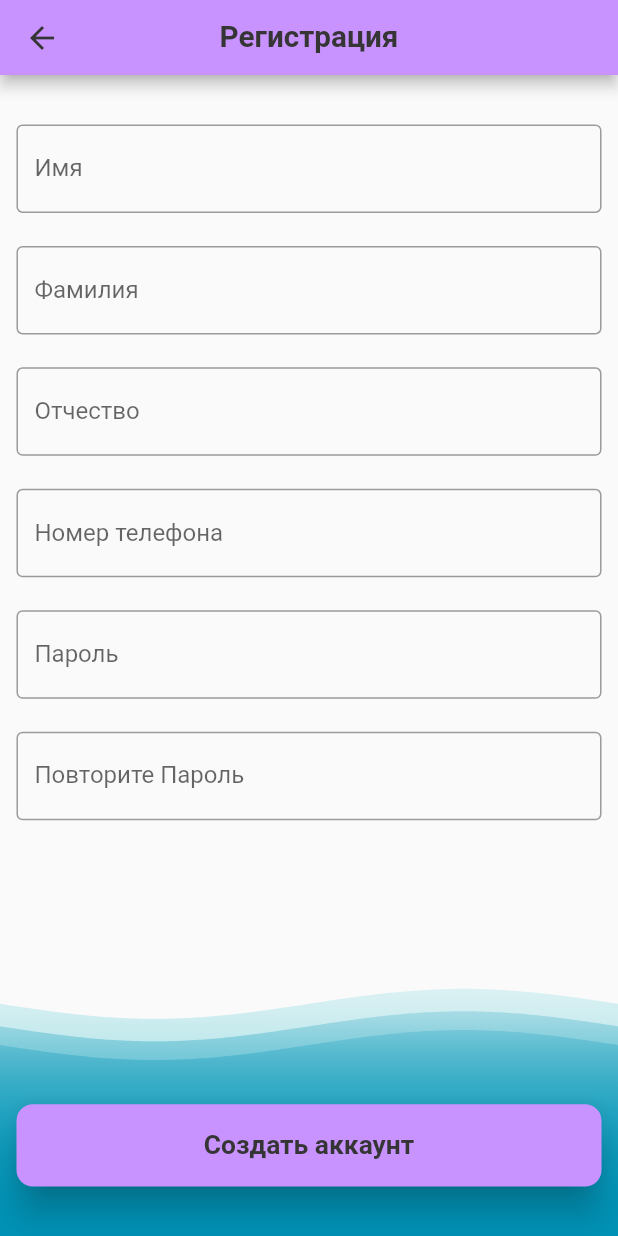
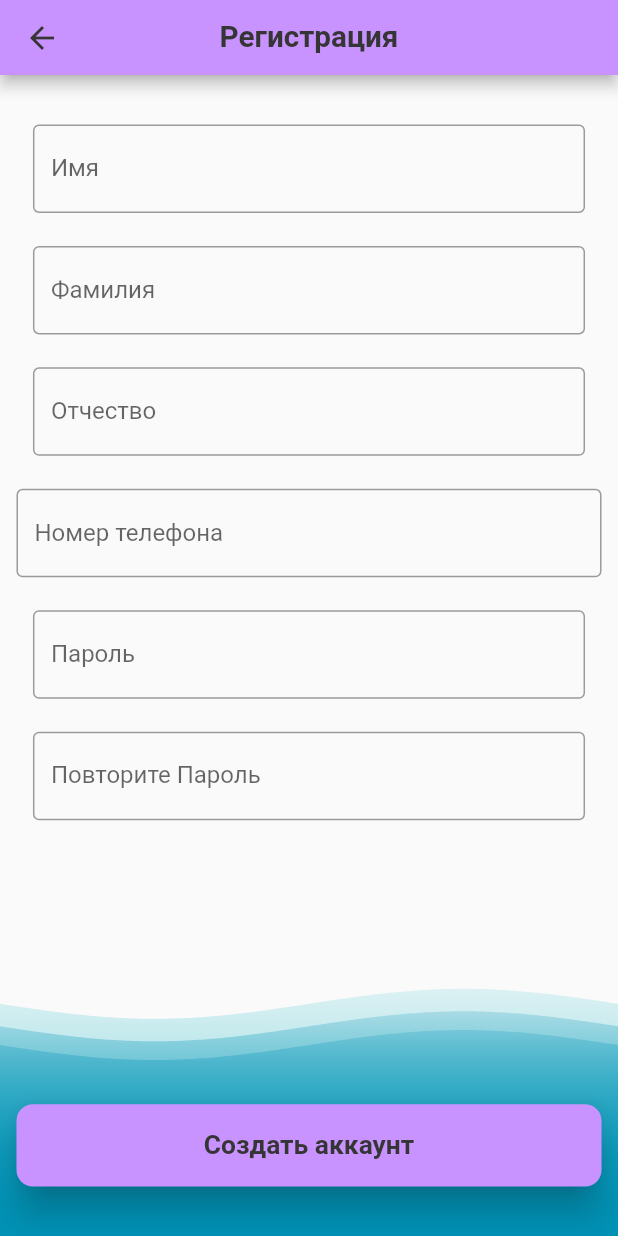
Before and after one commit to cup-of-Aygiz/bvt1901cats, a Flutter app: the RegistrationScreen screen opened directly, on a phone screen of 412 x 824 dp. Run offline on Flutter 3.47's test engine with Material 2 defaults, Android fonts, the phone set to English and light mode, and no system bars; drawn by our look-alikes of flutter_form_builder, wave; our stand-ins replace device_info_plus, device_preview, dio, fancy_shimmer_image, flutter_bloc, flutter_screenutil and 10 more; accounts and stored records are empty; statements that could not run were skipped.

Commit message:
добавлен набросок рисовки страницы

```diff
--- a/lib/features/profile/presentation/screen/profile_screen.dart
+++ b/lib/features/profile/presentation/screen/profile_screen.dart
@@ -53,7 +53,7 @@ class ProfileScreen extends StatelessWidget {
               icon: Assets.icons.icPerson.svg(width: 30.h, height: 30.h),
               text: locale.my_data,
               onTap: () {
-                router.pushScreen(context, const LoginScreen());
+                router.pushScreen(context, const PersonDataScreen());
               },
             ),
             ProfileButton(
--- a/lib/gen/assets.gen.dart
+++ b/lib/gen/assets.gen.dart
@@ -49,6 +49,9 @@ class $AssetsIconsGen {
 
   /// File path: assets/icons/ic_sales.svg
   SvgGenImage get icSales => const SvgGenImage('assets/icons/ic_sales.svg');
+
+  /// File path: assets/icons/ic_save.svg
+  SvgGenImage get icSave => const SvgGenImage('assets/icons/ic_save.svg');
 
   /// File path: assets/icons/ic_shopingBag.svg
   SvgGenImage get icShopingBag =>
--- a/lib/l10n/app_ru.arb
+++ b/lib/l10n/app_ru.arb
@@ -30,5 +30,6 @@
   "home_tab": "Главная",
   "favorite_tab": "Избранное",
   "cart_tab": "Корзина",
-  "profile_tab": "Профиль"
+  "profile_tab": "Профиль",
+  "change_password": "Сменить пароль"
 }
--- a/lib/uikit/text_fields/app_phone_field.dart
+++ b/lib/uikit/text_fields/app_phone_field.dart
@@ -12,6 +12,9 @@ class AppPhoneTextField extends StatelessWidget {
   final TextEditingController? textEditingController;
   final bool validate;
   final EdgeInsets? padding;
+  final bool readOnly;
+  final InputBorder? inputBorder;
+
   const AppPhoneTextField({
     Key? key,
     required this.name,
@@ -21,6 +24,8 @@ class AppPhoneTextField extends StatelessWidget {
     this.initialValue,
     this.textEditingController,
     this.validate = true,
+    this.readOnly = false,
+    this.inputBorder = const OutlineInputBorder(),
   }) : super(key: key);
 
   @override
@@ -28,11 +33,11 @@ class AppPhoneTextField extends StatelessWidget {
     final locale = context.appLocale;
 
     return Padding(
-      padding:
-          padding ?? EdgeInsets.symmetric(vertical: 10.h),
+      padding: padding ?? EdgeInsets.symmetric(vertical: 10.h),
       child: FormBuilderTextField(
         initialValue: initialValue,
         controller: textEditingController,
+        readOnly: readOnly,
         name: name,
         textInputAction: textInputAction,
         inputFormatters: [
@@ -42,7 +47,7 @@ class AppPhoneTextField extends StatelessWidget {
         keyboardType: TextInputType.phone,
         autovalidateMode: AutovalidateMode.onUserInteraction,
         decoration: InputDecoration(
-          border: const OutlineInputBorder(),
+          border: inputBorder,
           labelText: locale.phone,
           hintText: '+7(',
         ),
--- a/lib/uikit/text_fields/app_text_field.dart
+++ b/lib/uikit/text_fields/app_text_field.dart
@@ -1,3 +1,4 @@
+import 'package:flutter/cupertino.dart';
 import 'package:flutter/material.dart';
 import 'package:flutter_form_builder/flutter_form_builder.dart';
 import 'package:flutter_screenutil/flutter_screenutil.dart';
@@ -12,6 +13,8 @@ class AppTextField extends StatelessWidget {
   final TextEditingController? controller;
   final AutovalidateMode autoValidateMode;
   final EdgeInsets? padding;
+  final InputBorder? inputBorder;
+  final Widget suffix;
 
   const AppTextField({
     Key? key,
@@ -24,17 +27,19 @@ class AppTextField extends StatelessWidget {
     this.controller,
     this.autoValidateMode = AutovalidateMode.onUserInteraction,
     this.padding,
+    this.inputBorder = const OutlineInputBorder(),
+    this.suffix = const SizedBox(),
   }) : super(key: key);
 
   @override
   Widget build(BuildContext context) {
     return Padding(
-      padding:
-          padding ?? EdgeInsets.symmetric(vertical: 10.h),
+      padding: padding ?? EdgeInsets.symmetric(vertical: 10.h,horizontal: 10.h),
       child: FormBuilderTextField(
         obscureText: obscureText,
         decoration: InputDecoration(
-          border: const OutlineInputBorder(),
+          border: inputBorder,
+          suffix:suffix,
           labelText: labelText,
           errorMaxLines: 3,
         ),
--- a/untranslated_messages.txt
+++ b/untranslated_messages.txt
@@ -28,6 +28,7 @@
     "home_tab",
     "favorite_tab",
     "cart_tab",
-    "profile_tab"
+    "profile_tab",
+    "change_password"
   ]
 }
```
Also changed, not shown: lib/features/change_password/presentation/screens/chande_password_page.dart (added, +11 -0 lines), lib/features/person_data/presentation/screens/person_data_screen.dart (+80 -2 lines), assets/icons/ic_save.svg (added), lib/l10n/generated/app_localizations.dart, lib/l10n/generated/app_localizations_en.dart, lib/l10n/generated/app_localizations_ru.dart.
